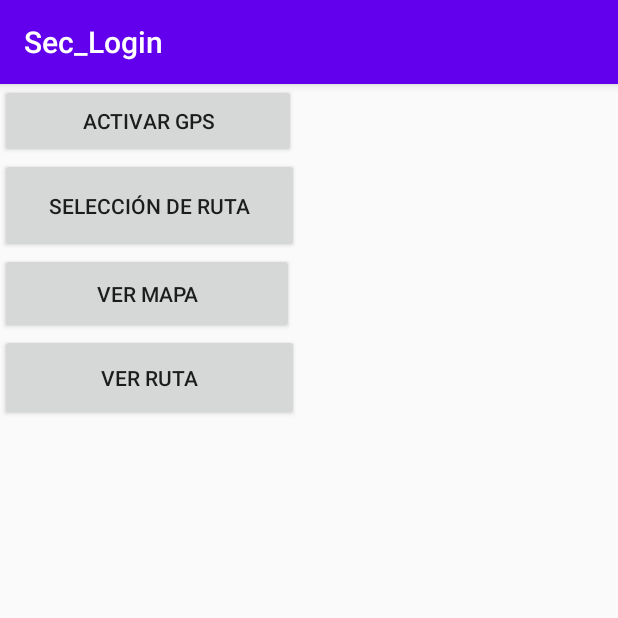
After one commit to renzorh98/UbusApp, an Android app: the OperacionesActivity screen opened directly, with no data from a screen before it, on a phone screen of 412 x 824 dp, the top half of it. The commit adds this screen. Run offline under Robolectric (Android 15) with nearby library versions, the phone set to English and light mode, and no system bars.

Commit message:
commit vista OperacionesActivity

```diff
--- /dev/null
+++ b/app/src/main/java/com/example/sec_login/OperacionesActivity.java
@@ -0,0 +1,14 @@
+package com.example.sec_login;
+
+import androidx.appcompat.app.AppCompatActivity;
+
+import android.os.Bundle;
+
+public class OperacionesActivity extends AppCompatActivity {
+
+    @Override
+    protected void onCreate(Bundle savedInstanceState) {
+        super.onCreate(savedInstanceState);
+        setContentView(R.layout.activity_operaciones);
+    }
+}
--- /dev/null
+++ b/app/src/main/res/layout/activity_operaciones.xml
@@ -0,0 +1,42 @@
+<?xml version="1.0" encoding="utf-8"?>
+<LinearLayout xmlns:android="http://schemas.android.com/apk/res/android"
+    xmlns:app="http://schemas.android.com/apk/res-auto"
+    xmlns:tools="http://schemas.android.com/tools"
+    android:layout_width="match_parent"
+    android:layout_height="match_parent"
+    android:orientation="vertical"
+    tools:context=".OperacionesActivity">
+
+    <Button
+        android:id="@+id/ActivarGPS"
+        android:layout_width="197dp"
+        android:layout_height="49dp"
+        android:text="Activar GPS"
+        tools:layout_editor_absoluteX="36dp"
+        tools:layout_editor_absoluteY="33dp" />
+
+    <Button
+        android:id="@+id/SeleccionRuta"
+        android:layout_width="199dp"
+        android:layout_height="63dp"
+        android:text="Selección de Ruta"
+        tools:layout_editor_absoluteX="36dp"
+        tools:layout_editor_absoluteY="112dp"
+        tools:ignore="MissingConstraints" />
+
+    <Button
+        android:id="@+id/VerMapa"
+        android:layout_width="196dp"
+        android:layout_height="54dp"
+        android:text="Ver Mapa"
+        tools:layout_editor_absoluteX="39dp"
+        tools:layout_editor_absoluteY="197dp" />
+
+    <Button
+        android:id="@+id/VerRuta"
+        android:layout_width="199dp"
+        android:layout_height="58dp"
+        android:text="Ver Ruta"
+        tools:layout_editor_absoluteX="34dp"
+        tools:layout_editor_absoluteY="265dp" />
+</LinearLayout>
```
Also changed, not shown: app/src/main/AndroidManifest.xml (+7 -4 lines), app/src/main/java/com/example/sec_login/DatosActivity.java (+8 -0 lines), app/src/main/java/com/example/sec_login/RegistroActivity.java (+5 -18 lines), app/src/main/res/layout/activity_datos.xml (+9 -0 lines).
